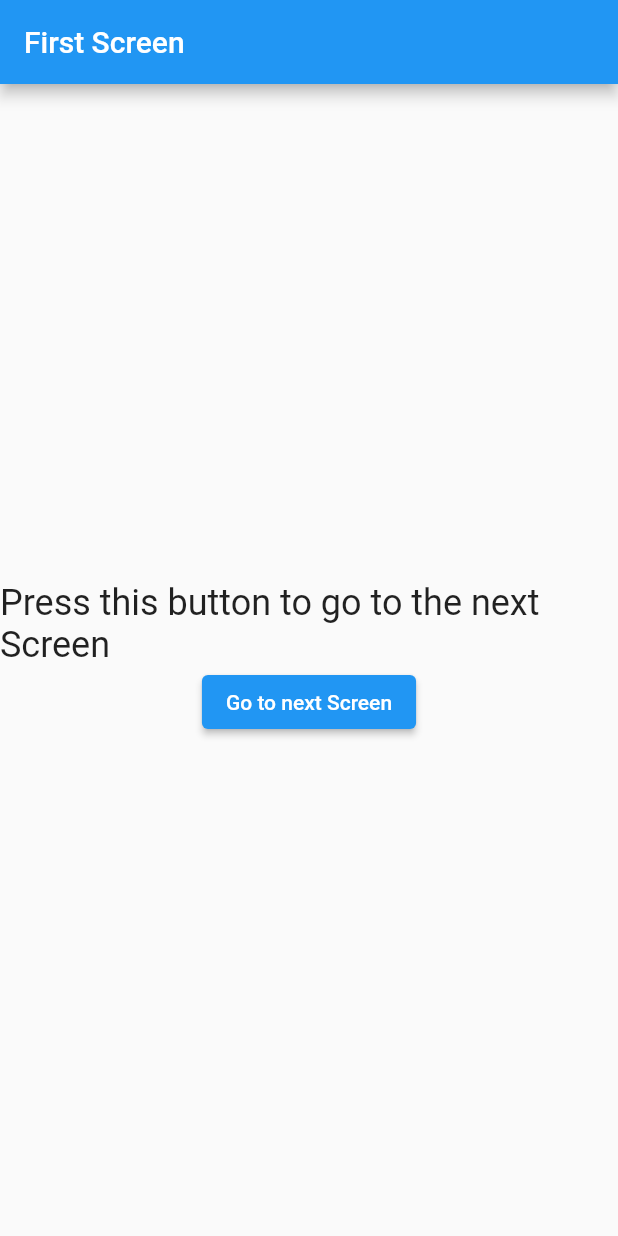
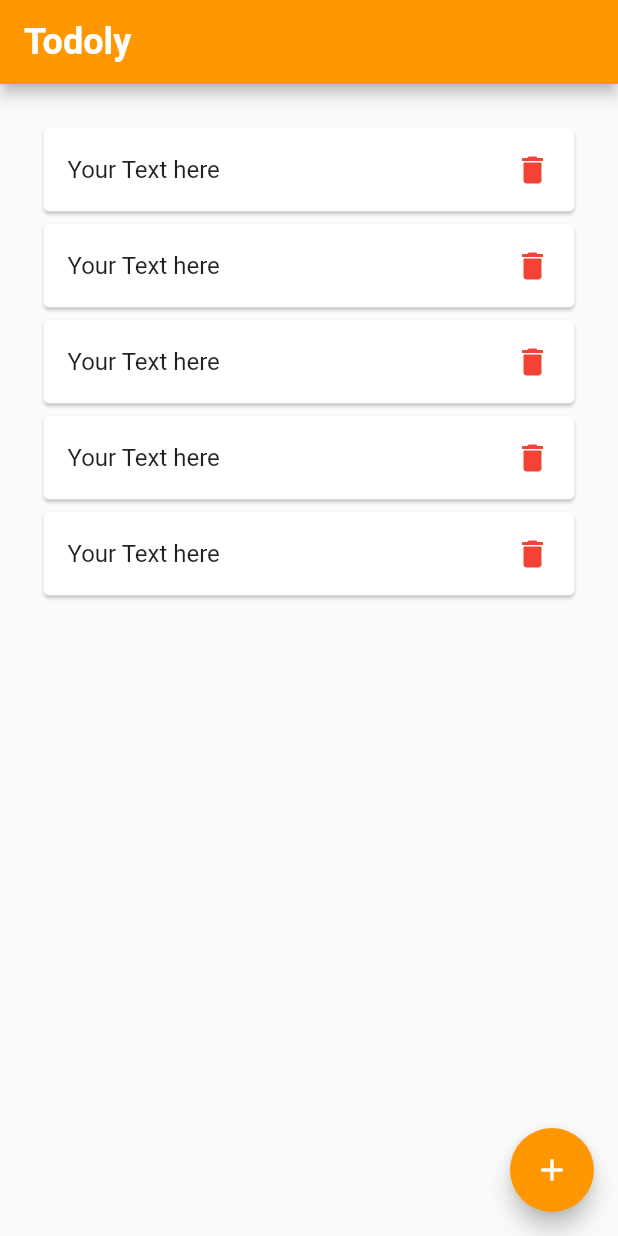
Before and after one commit to Emade19/side-hustle, a Flutter app: the screen it shows after launch, on a phone screen of 412 x 824 dp. Run offline on Flutter 3.47's test engine with Material 2 defaults, Android fonts, the phone set to English and light mode, and no system bars.

Commit message:
todo app

```diff
--- /dev/null
+++ b/lib/Todo.dart
@@ -0,0 +1,72 @@
+import 'package:flutter/material.dart';
+
+class TodoApp extends StatefulWidget {
+  const TodoApp({Key? key}) : super(key: key);
+
+  @override
+  State<TodoApp> createState() => _TodoAppState();
+}
+
+class _TodoAppState extends State<TodoApp> {
+  @override
+  Widget build(BuildContext context) {
+    return Scaffold(
+      floatingActionButton: FloatingActionButton(
+        backgroundColor: Colors.orange,
+        onPressed: () {
+          showModalBottomSheet(context: context, builder: (context)=>Container(
+            padding: EdgeInsets.all(24),
+            child: Column(
+              children: [
+                TextField(
+                  decoration: InputDecoration(
+                    label: Text("Enter your todo here"),
+          labelStyle: TextStyle(
+              color: Colors.orange, fontSize: 18)),
+                  ),
+                const SizedBox(
+                  height: 16,
+                ),
+                RaisedButton(
+                  onPressed: (){},
+                  child: Text("Add Todo"),
+                )
+              ],
+            ),
+          ));
+        },
+        child:Icon(Icons.add, color: Colors.white),
+      ),
+      appBar: AppBar(
+        backgroundColor: Colors.orange,
+        title:Text("Todoly", style: TextStyle(fontSize: 24.0, fontWeight: FontWeight.w700)),
+      ),
+
+      body: Padding(
+        padding: EdgeInsets.all(25.0),
+        child: ListView.builder(
+          itemCount: 5,
+          itemBuilder: (context, index) => Card(
+            // color: Colors.cyanAccent,
+            child: ListTile(
+              onTap: () {
+                showModalBottomSheet(
+                    context: context,
+                    builder: (context)=>Container(
+                      height: 100,
+                  padding: EdgeInsets.all(24),
+                  child: Text("Here is your todo"),
+                ));
+              },
+              title: Text("Your Text here"),
+              trailing: Icon(
+                  Icons.delete,
+                  color: Colors.red
+              ),
+            ),
+          ),
+        ),
+      ),
+    );
+  }
+}
--- a/lib/first.dart
+++ /dev/null
@@ -1,39 +0,0 @@
-import 'package:flutter/cupertino.dart';
-import 'package:flutter/material.dart';
-import 'package:my_app/second.dart';
-
-
-class First extends StatelessWidget {
-  const First({Key? key}) : super(key: key);
-
-  @override
-  Widget build(BuildContext context) {
-    return SafeArea(
-      child: Scaffold(
-        appBar: AppBar(
-            title: Text("First Screen")
-        ),
-      body: Column(
-        mainAxisAlignment: MainAxisAlignment.center,
-        children: [
-          const Text(
-              "Press this button to go to the next Screen",
-            style: TextStyle(fontSize: 24.0)),
-          Center(
-            child: ElevatedButton(
-
-              onPressed: ()  {
-                Navigator.of(context).push(MaterialPageRoute(builder: (context)=>const Second()));
-
-
-              },
-              child: const Text("Go to next Screen"),
-
-            ),
-          )
-        ],
-      ),
-    ),
-    );
-  }
-}
--- a/lib/main.dart
+++ b/lib/main.dart
@@ -1,5 +1,6 @@
 import 'package:flutter/material.dart';
-import 'package:my_app/first.dart';
+import 'package:my_app/Todo.dart';
+
 
 void main() {
   runApp(const MyApp());
@@ -18,7 +19,7 @@ class MyApp extends StatelessWidget {
 
         primarySwatch: Colors.blue,
       ),
-      home: const First(),
+      home: const TodoApp(),
     );
   }
 }
```
Also changed, not shown: lib/second.dart (deleted, +0 -40 lines), lib/Twit.jpg (added).
